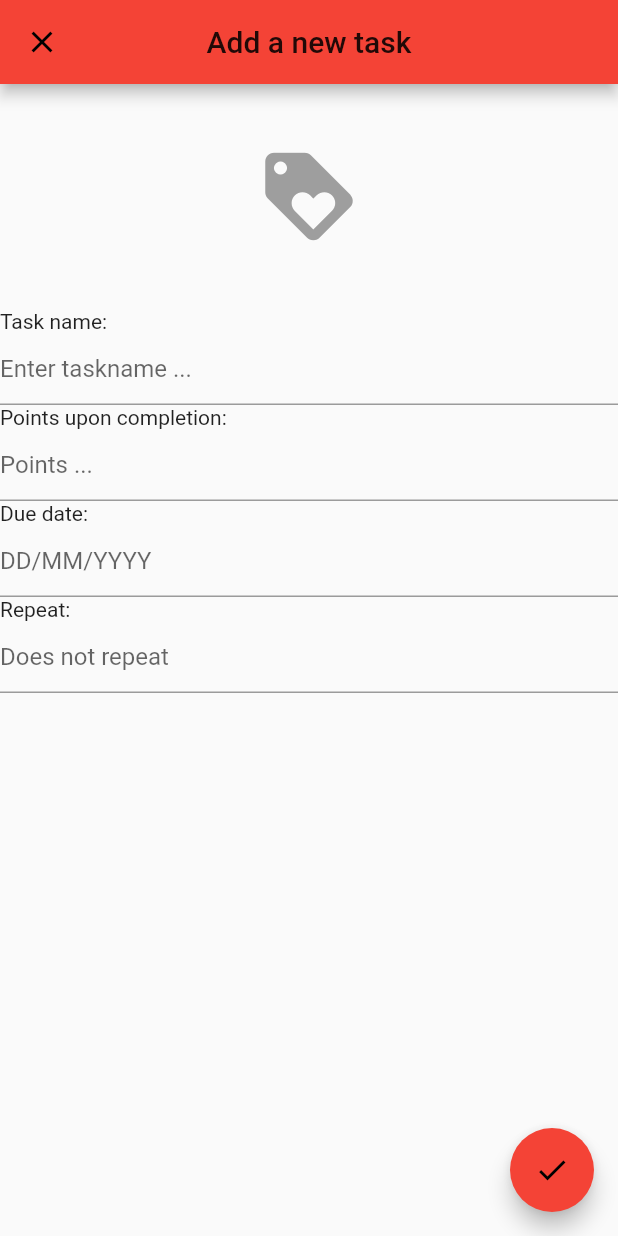
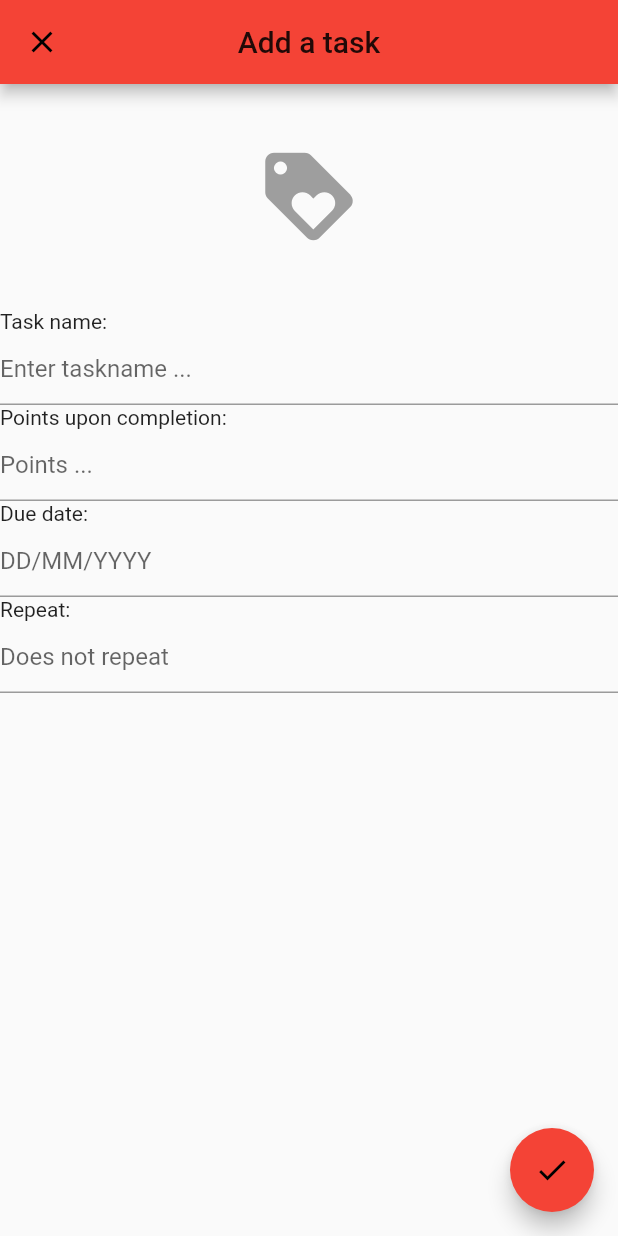
Before and after one commit to nicklasbekkevold/hybelkaninen, a Flutter app: the AddTask screen opened by its route, on a phone screen of 412 x 824 dp. Run offline on Flutter 3.47's test engine with Material 2 defaults, Android fonts, the phone set to English and light mode, and no system bars; our stand-ins replace cloud_firestore; accounts and stored records are empty; Roboto replaces fonts that are missing (Hind).

Commit message:
Fixed add_tasks push/pop

```diff
--- a/lib/screens/add_task.dart
+++ b/lib/screens/add_task.dart
@@ -3,19 +3,19 @@ import 'package:flutter/material.dart';
 class AddTask extends StatefulWidget {
 
   @override
-  AddTaskState createState() => new AddTaskState();
+  AddTaskState createState() => AddTaskState();
 
 }
 
 class AddTaskState extends State<AddTask> {
 
-  final TextEditingController controller = new TextEditingController();
-  final GlobalKey<ScaffoldState> _scaffoldState = new GlobalKey<ScaffoldState>();
+  final TextEditingController controller = TextEditingController();
+  final GlobalKey<ScaffoldState> _scaffoldState = GlobalKey<ScaffoldState>();
 
   void _showSnackbar (String value) {
     if(value.isEmpty) return;
-    _scaffoldState.currentState.showSnackBar(new SnackBar(
-      content: new Text(value),
+    _scaffoldState.currentState.showSnackBar(SnackBar(
+      content: Text(value),
     ),);
   }
 
@@ -23,13 +23,13 @@ class AddTaskState extends State<AddTask> {
   Widget build(BuildContext context) {
     return Scaffold(
       resizeToAvoidBottomPadding: false,
-      appBar: new AppBar(
-        leading: new IconButton(icon: Icon(Icons.clear), onPressed: () {Navigator.of(context).pushNamed("HomePageTodo"); },),
-        title: new Text("Add a new task"),
+      appBar: AppBar(
+        leading: IconButton(icon: Icon(Icons.clear), onPressed: () {Navigator.of(context).pop("AddTask"); },),
+        title: Text("Add a task"),
         centerTitle: true,
         backgroundColor: Colors.red,
       ),
-      body: new Container(
+      body: Container(
         child: Column(
           children: <Widget>[
 
@@ -91,10 +91,10 @@ class AddTaskState extends State<AddTask> {
           ],
         ),
       ),
-      floatingActionButton: new FloatingActionButton(
+      floatingActionButton: FloatingActionButton(
         backgroundColor: Colors.red,
         child: Icon(Icons.done),
-        onPressed: () {Navigator.of(context).pushNamed("HomePageTodo"); },
+        onPressed: () {Navigator.of(context).pop("AddTask"); },
       ),
     );
   }
```
